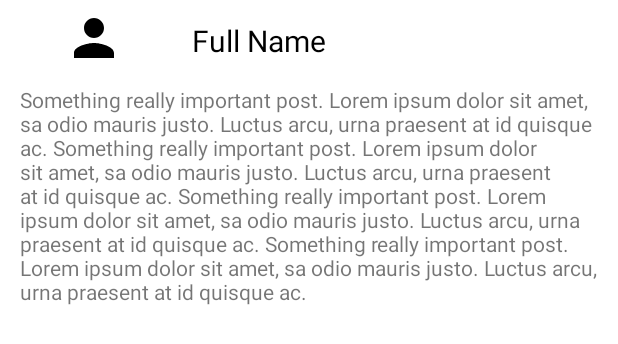
After one commit to HavaG/KindergartenApp, an Android app: the layout item_comment.xml on its own in the app's theme, with its tools: preview values and no code run, on a phone screen of 412 x 824 dp. The commit adds this screen. Shown: the top 344 px of the screen. Run offline under Robolectric (Android 15) with nearby library versions, the phone set to English and light mode, and no system bars.

Commit message:
item_post item_answers item_comment

```diff
--- a/app/src/main/AndroidManifest.xml
+++ b/app/src/main/AndroidManifest.xml
@@ -10,7 +10,7 @@
         android:supportsRtl="true"
         android:theme="@style/AppTheme">
         <activity
-            android:name=".GroupActivity"
+            android:name=".LoginActivity"
             android:label="@string/app_name"
             android:theme="@style/AppTheme.NoActionBar">
             <intent-filter>
@@ -19,7 +19,6 @@
                 <category android:name="android.intent.category.LAUNCHER" />
             </intent-filter>
         </activity>
-        <activity android:name=".LoginActivity"></activity>
     </application>
 
 </manifest>
--- a/app/src/main/java/hu/kindergartendeveloperteam/app/groupactivity/GroupActivity.java
+++ b/app/src/main/java/hu/kindergartendeveloperteam/app/groupactivity/GroupActivity.java
@@ -40,11 +40,12 @@ public class GroupActivity extends AppCompatActivity {
 
         tabLayout = (TabLayout) findViewById(R.id.tabs);
         viewPager = (ViewPager) findViewById(R.id.viewPager_id);
+
         adapter = new ViewPagerAdapter(getSupportFragmentManager());
 
         adapter.AddFragment(new PostsFragment(), "Posts");
-        //adapter.AddFragment(new TeacherFragment(), "Teachers");
-        //adapter.AddFragment(new ParentsFragment(), "Parents");
+        adapter.AddFragment(new TeacherFragment(), "Teachers");
+        adapter.AddFragment(new ParentsFragment(), "Parents");
         adapter.AddFragment(new ChildrenFragment(), "Children");
 
         viewPager.setAdapter(adapter);
--- a/app/src/main/java/hu/kindergartendeveloperteam/app/groupactivity/GroupFragment/ChildrenFragment.java
+++ b/app/src/main/java/hu/kindergartendeveloperteam/app/groupactivity/GroupFragment/ChildrenFragment.java
@@ -33,6 +33,8 @@ public class ChildrenFragment extends Fragment {
         super.onCreate(savedInstanceState);
 
         Children = new ArrayList<>();
+
+        /**
         try {
             User parent = new User();
             parent.setId(1);
@@ -55,6 +57,7 @@ public class ChildrenFragment extends Fragment {
         } catch (ApiException e) {
             e.printStackTrace();
         }
+         */
     }
 
     @Nullable
--- a/app/src/main/java/hu/kindergartendeveloperteam/app/groupactivity/GroupFragment/ParentsFragment.java
+++ b/app/src/main/java/hu/kindergartendeveloperteam/app/groupactivity/GroupFragment/ParentsFragment.java
@@ -28,8 +28,6 @@ public class ParentsFragment extends Fragment {
 
         Parents = new ArrayList<>();
 
-
-
     }
 
     @Nullable
--- a/app/src/main/java/hu/kindergartendeveloperteam/app/groupactivity/LoginActivity.java
+++ b/app/src/main/java/hu/kindergartendeveloperteam/app/groupactivity/LoginActivity.java
@@ -3,6 +3,7 @@ package hu.kindergartendeveloperteam.app.groupactivity;
 import androidx.appcompat.app.AppCompatActivity;
 
 import android.os.Bundle;
+import android.widget.ImageView;
 
 public class LoginActivity extends AppCompatActivity {
 
--- a/app/src/main/res/layout/activity_login.xml
+++ b/app/src/main/res/layout/activity_login.xml
@@ -22,8 +22,7 @@
             android:id="@+id/AppLogoImageView"
             android:layout_width="match_parent"
             android:layout_height="wrap_content"
-            tools:src="@drawable/app_logo"
-            android:contentDescription="TODO" />
+            tools:src="@drawable/logo"/>
 
         <com.google.android.material.textfield.TextInputLayout
             android:layout_width="match_parent"
--- /dev/null
+++ b/app/src/main/res/layout/item_comment.xml
@@ -0,0 +1,47 @@
+<?xml version="1.0" encoding="utf-8"?>
+<LinearLayout xmlns:android="http://schemas.android.com/apk/res/android"
+    android:orientation="vertical" android:layout_width="match_parent"
+    android:layout_height="match_parent">
+
+    <LinearLayout
+        android:layout_width="match_parent"
+        android:layout_height="wrap_content"
+        android:orientation="vertical"
+        android:padding="5dp">
+
+        <androidx.appcompat.widget.LinearLayoutCompat
+            android:layout_width="match_parent"
+            android:layout_height="wrap_content">
+
+            <ImageView
+                android:id="@+id/user_image"
+                android:layout_width="wrap_content"
+                android:layout_height="40dp"
+                android:layout_weight="1"
+                android:src="@drawable/ic_person"/>
+
+            <TextView
+                android:id="@+id/user_name"
+                android:layout_width="wrap_content"
+                android:layout_height="wrap_content"
+                android:layout_gravity="center_vertical"
+                android:layout_margin="8dp"
+                android:layout_weight="2"
+                android:text="@string/example_name"
+                android:textColor="@android:color/black"
+                android:textSize="20sp" />
+        </androidx.appcompat.widget.LinearLayoutCompat>
+
+        <TextView
+            android:id="@+id/post_text"
+            android:layout_width="match_parent"
+            android:layout_height="0dp"
+            android:layout_gravity="center_vertical"
+            android:layout_margin="8dp"
+            android:layout_weight="2"
+            android:text="@string/example_text"
+            android:textSize="14sp" />
+
+    </LinearLayout>
+
+</LinearLayout>
--- a/app/src/main/res/values/strings.xml
+++ b/app/src/main/res/values/strings.xml
@@ -10,5 +10,12 @@
     <string name="tab_chidlren">Children</string>
     <string name="tab_children">Children</string>
     <string name="GroupTitle">Group</string>
-    <string name="example_text">Something really important post. Lorem ipsum dolor sit amet, sa odio mauris justo. Luctus arcu, urna praesent at id quisque ac.</string>
+    <string name="example_text">Something really important post. Lorem ipsum dolor sit amet, sa odio mauris justo. Luctus arcu, urna praesent at id quisque ac. Something really important post. Lorem ipsum dolor sit amet, sa odio mauris justo. Luctus arcu, urna praesent at id quisque ac.
+                                Something really important post. Lorem ipsum dolor sit amet, sa odio mauris justo. Luctus arcu, urna praesent at id quisque ac. Something really important post. Lorem ipsum dolor sit amet, sa odio mauris justo. Luctus arcu, urna praesent at id quisque ac. </string>
+    <string name="example_name">Full Name</string>
+    <string name="LikeBtnLabel">Like</string>
+    <string name="hint_comment">Your comment...</string>
+    <string name="like_text">Already %s people liked it.</string>
+    <string name="question">Szerintetek A vagy B?</string>
+    <string name="example_answer">Legyen az A</string>
 </resources>
```
Also changed, not shown: app/src/main/res/drawable/ic_send.xml (added, +9 -0 lines), app/src/main/res/layout/item_answers.xml (added, +14 -0 lines), app/src/main/res/layout/item_post.xml (+115 -11 lines), app/src/main/res/layout/posts_fragment.xml (+6 -1 lines), app/src/main/res/drawable/logo.png (renamed from app/src/main/res/drawable-v24/app_logo.png).
